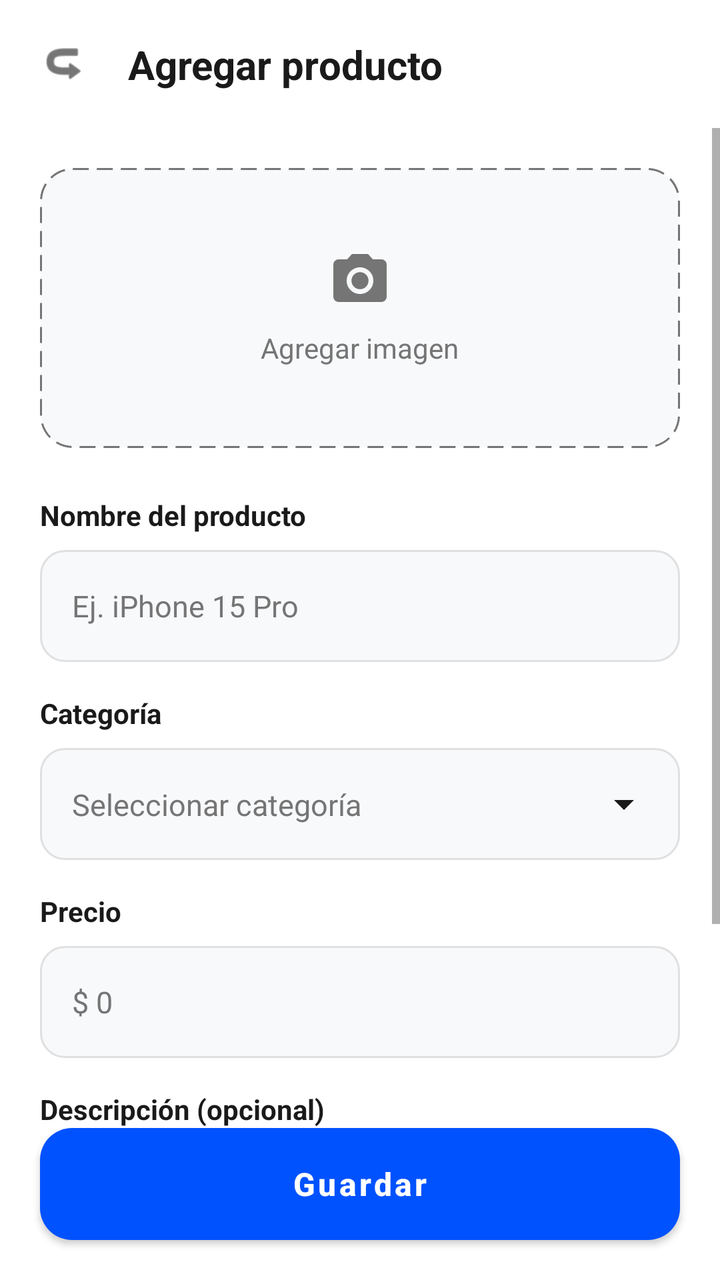
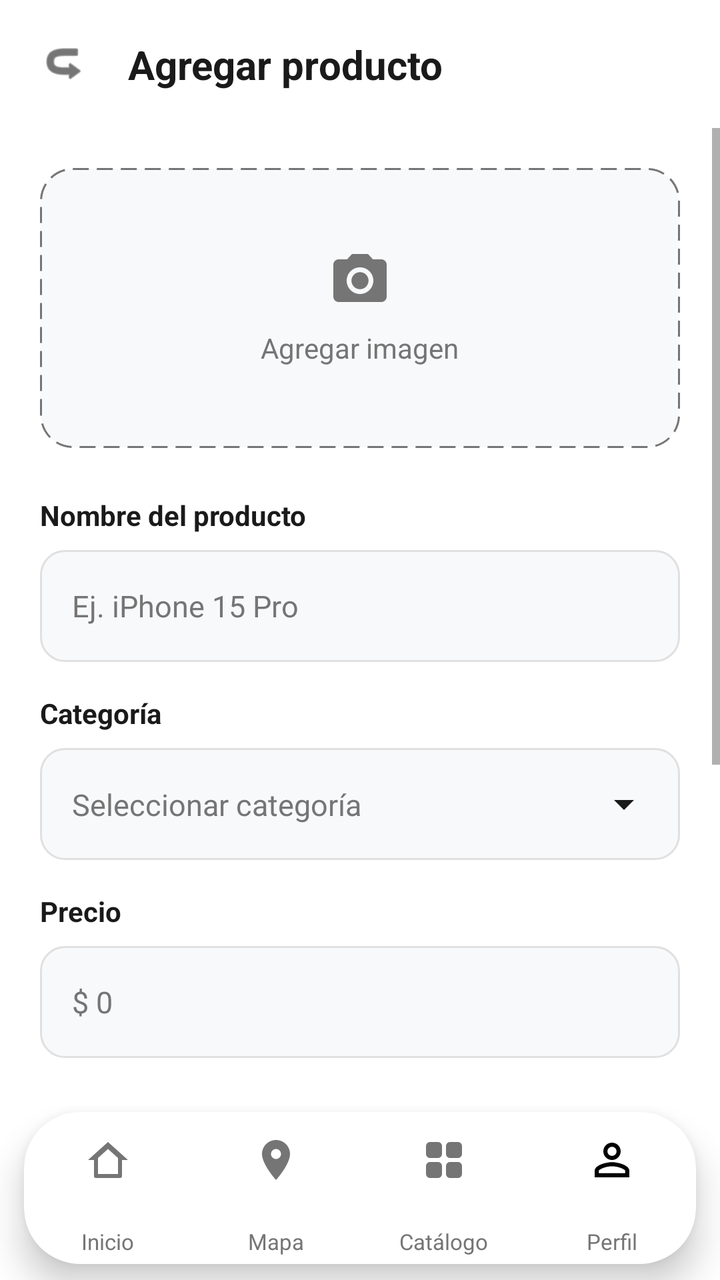

An Android layout rendered at two revisions. The XML below is the earlier revision; the diff shows what the commit changed to produce the second picture.
<!-- AndroidManifest.xml: application theme Theme.MyApplication -->
<!-- res/layout/add_product.xml -->
<?xml version="1.0" encoding="utf-8"?>
<androidx.constraintlayout.widget.ConstraintLayout xmlns:android="http://schemas.android.com/apk/res/android"
    xmlns:app="http://schemas.android.com/apk/res-auto"
    xmlns:tools="http://schemas.android.com/tools"
    android:id="@+id/main"
    android:layout_width="match_parent"
    android:layout_height="match_parent"
    android:background="@color/white"
    tools:context=".MainActivity12">

    
    <androidx.constraintlayout.widget.ConstraintLayout
        android:id="@+id/cl_top_bar"
        android:layout_width="match_parent"
        android:layout_height="64dp"
        android:paddingHorizontal="16dp"
        app:layout_constraintTop_toTopOf="parent">

        <ImageView
            android:id="@+id/iv_back"
            android:layout_width="32dp"
            android:layout_height="32dp"
            android:padding="4dp"
            android:src="@android:drawable/ic_menu_revert"
            app:layout_constraintBottom_toBottomOf="parent"
            app:layout_constraintStart_toStartOf="parent"
            app:layout_constraintTop_toTopOf="parent"
            app:tint="@color/text_black"
            android:contentDescription="@null"
            android:rotation="180"/>

        <TextView
            android:id="@+id/tv_header_title"
            android:layout_width="wrap_content"
            android:layout_height="wrap_content"
            android:layout_marginStart="16dp"
            android:text="@string/add_product_title"
            android:textColor="@color/text_black"
            android:textSize="20sp"
            android:textStyle="bold"
            app:layout_constraintBottom_toBottomOf="parent"
            app:layout_constraintStart_toEndOf="@id/iv_back"
            app:layout_constraintTop_toTopOf="parent" />

    </androidx.constraintlayout.widget.ConstraintLayout>

    <ScrollView
        android:layout_width="match_parent"
        android:layout_height="0dp"
        android:fillViewport="true"
        app:layout_constraintBottom_toTopOf="@id/btn_save_product"
        app:layout_constraintTop_toBottomOf="@id/cl_top_bar">

        <LinearLayout
            android:layout_width="match_parent"
            android:layout_height="wrap_content"
            android:orientation="vertical"
            android:padding="20dp">

            
            <LinearLayout
                android:id="@+id/ll_upload_image"
                android:layout_width="match_parent"
                android:layout_height="140dp"
                android:background="@drawable/bg_image_upload"
                android:gravity="center"
                android:orientation="vertical">

                <ImageView
                    android:id="@+id/image_camara"
                    android:layout_width="32dp"
                    android:layout_height="32dp"
                    android:src="@drawable/ic_camera"
                    app:tint="@color/text_grey"
                    android:contentDescription="@null" />

                <TextView
                    android:id="@+id/tv_add_image"
                    android:layout_width="wrap_content"
                    android:layout_height="wrap_content"
                    android:layout_marginTop="8dp"
                    android:text="@string/add_image"
                    android:textColor="@color/text_grey"
                    android:textSize="14sp" />
            </LinearLayout>

            
            <TextView
                android:layout_width="wrap_content"
                android:layout_height="wrap_content"
                android:layout_marginTop="24dp"
                android:text="@string/label_product_name"
                android:textColor="@color/text_black"
                android:textSize="14sp"
                android:textStyle="bold" />

            <EditText
                android:id="@+id/textBox_name"
                android:layout_width="match_parent"
                android:layout_height="56dp"
                android:layout_marginTop="8dp"
                android:background="@drawable/bg_input"
                android:hint="@string/hint_product_name"
                android:inputType="textPersonName"
                android:paddingHorizontal="16dp"
                android:textColor="@color/text_black"
                android:textColorHint="@color/text_grey"
                android:textSize="15sp"
                android:importantForAutofill="no" />

            
            <TextView
                android:layout_width="wrap_content"
                android:layout_height="wrap_content"
                android:layout_marginTop="16dp"
                android:text="@string/label_category"
                android:textColor="@color/text_black"
                android:textSize="14sp"
                android:textStyle="bold" />

            <androidx.constraintlayout.widget.ConstraintLayout
                android:id="@+id/combo_category"
                android:layout_width="match_parent"
                android:layout_height="56dp"
                android:layout_marginTop="8dp"
                android:background="@drawable/bg_input"
                android:paddingHorizontal="16dp">

                <TextView
                    android:id="@+id/tv_selected_category"
                    android:layout_width="0dp"
                    android:layout_height="wrap_content"
                    android:text="@string/hint_category"
                    android:textColor="@color/text_grey"
                    android:textSize="15sp"
                    app:layout_constraintBottom_toBottomOf="parent"
                    app:layout_constraintEnd_toStartOf="@+id/iv_arrow"
                    app:layout_constraintStart_toStartOf="parent"
                    app:layout_constraintTop_toTopOf="parent" />

                <ImageView
                    android:id="@+id/iv_arrow"
                    android:layout_width="24dp"
                    android:layout_height="24dp"
                    android:src="@drawable/ic_arrow_drop_down"
                    app:layout_constraintBottom_toBottomOf="parent"
                    app:layout_constraintEnd_toEndOf="parent"
                    app:layout_constraintTop_toTopOf="parent"
                    app:tint="@color/text_black"
                    android:contentDescription="@null" />
            </androidx.constraintlayout.widget.ConstraintLayout>

            
            <TextView
                android:layout_width="wrap_content"
                android:layout_height="wrap_content"
                android:layout_marginTop="16dp"
                android:text="@string/label_price"
                android:textColor="@color/text_black"
                android:textSize="14sp"
                android:textStyle="bold" />

            <EditText
                android:id="@+id/textBox_price"
                android:layout_width="match_parent"
                android:layout_height="56dp"
                android:layout_marginTop="8dp"
                android:background="@drawable/bg_input"
                android:hint="@string/hint_price"
                android:inputType="numberDecimal"
                android:paddingHorizontal="16dp"
                android:textColor="@color/text_black"
                android:textColorHint="@color/text_grey"
                android:textSize="15sp"
                android:importantForAutofill="no" />

            
            <TextView
                android:layout_width="wrap_content"
                android:layout_height="wrap_content"
                android:layout_marginTop="16dp"
                android:text="@string/label_description"
                android:textColor="@color/text_black"
                android:textSize="14sp"
                android:textStyle="bold" />

            <EditText
                android:id="@+id/textBox_description"
                android:layout_width="match_parent"
                android:layout_height="wrap_content"
                android:layout_marginTop="8dp"
                android:background="@drawable/bg_input"
                android:gravity="top"
                android:hint="@string/hint_description"
                android:inputType="textMultiLine"
                android:minHeight="100dp"
                android:padding="16dp"
                android:textColor="@color/text_black"
                android:textColorHint="@color/text_grey"
                android:textSize="15sp"
                android:importantForAutofill="no" />

        </LinearLayout>
    </ScrollView>

    <Button
        android:id="@+id/btn_save_product"
        android:layout_width="match_parent"
        android:layout_height="56dp"
        android:layout_margin="20dp"
        android:background="@drawable/bg_button"
        android:text="@string/btn_save"
        android:textAllCaps="false"
        android:textColor="@color/white"
        android:textSize="16sp"
        android:textStyle="bold"
        app:backgroundTint="@null"
        app:layout_constraintBottom_toBottomOf="parent" />

</androidx.constraintlayout.widget.ConstraintLayout>
<!-- resources referenced by this layout -->
<resources>
  <style name="Theme.MyApplication" parent="Theme.MaterialComponents.DayNight.NoActionBar">
          
          <item name="colorPrimary">@color/purple_500</item>
          <item name="colorPrimaryVariant">@color/purple_700</item>
          <item name="colorOnPrimary">@color/white</item>
          
          <item name="colorSecondary">@color/teal_200</item>
          <item name="colorSecondaryVariant">@color/teal_700</item>
          <item name="colorOnSecondary">@color/black</item>
          
          <item name="android:statusBarColor">?attr/colorPrimaryVariant</item>
          
          <item name="android:editTextColor">@color/text_black</item>
          <item name="android:textColorPrimary">@color/text_black</item>
          
      </style>
  <!-- unchanged entries left out for length: 26 -->
</resources>

<!-- the commit's change to res/layout/add_product.xml (unified diff, before → after) -->
@@ -5,7 +5,6 @@
     android:id="@+id/main"
     android:layout_width="match_parent"
     android:layout_height="match_parent"
-    android:background="@color/white"
     tools:context=".MainActivity12">
 
     
@@ -48,7 +47,7 @@
         android:layout_width="match_parent"
         android:layout_height="0dp"
         android:fillViewport="true"
-        app:layout_constraintBottom_toTopOf="@id/btn_save_product"
+        app:layout_constraintBottom_toTopOf="@id/custom_bottom_nav"
         app:layout_constraintTop_toBottomOf="@id/cl_top_bar">
 
         <LinearLayout
@@ -200,21 +199,354 @@
                 android:textSize="15sp"
                 android:importantForAutofill="no" />
 
+            <Button
+                android:id="@+id/btn_save_product"
+                android:layout_width="match_parent"
+                android:layout_height="56dp"
+                android:layout_marginTop="24dp"
+                android:layout_marginBottom="16dp"
+                android:background="@drawable/bg_button"
+                android:text="@string/btn_save"
+                android:textAllCaps="false"
+                android:textColor="@color/white"
+                android:textSize="16sp"
+                android:textStyle="bold"
+                app:backgroundTint="@null" />
+
         </LinearLayout>
     </ScrollView>
 
-    <Button
-        android:id="@+id/btn_save_product"
+    
+    <include
+        android:id="@+id/custom_bottom_nav"
+        layout="@layout/layout_custom_bottom_nav"
         android:layout_width="match_parent"
-        android:layout_height="56dp"
-        android:layout_margin="20dp"
-        android:background="@drawable/bg_button"
-        android:text="@string/btn_save"
-        android:textAllCaps="false"
-        android:textColor="@color/white"
-        android:textSize="16sp"
-        android:textStyle="bold"
-        app:backgroundTint="@null"
-        app:layout_constraintBottom_toBottomOf="parent" />
+        android:layout_height="96dp"
+        app:layout_constraintBottom_toBottomOf="parent"
+        app:layout_constraintEnd_toEndOf="parent"
+        app:layout_constraintStart_toStartOf="parent" />
 
 </androidx.constraintlayout.widget.ConstraintLayout>
+<!-- res/layout/layout_custom_bottom_nav.xml (included above) -->
+<?xml version="1.0" encoding="utf-8"?>
+<FrameLayout xmlns:android="http://schemas.android.com/apk/res/android"
+    xmlns:app="http://schemas.android.com/apk/res-auto"
+    xmlns:tools="http://schemas.android.com/tools"
+    android:id="@+id/custom_bottom_nav"
+    android:layout_width="match_parent"
+    android:layout_height="96dp"
+    android:clipChildren="false"
+    android:clipToPadding="false"
+    tools:ignore="MergeRootFrame">
+
+    
+    <androidx.cardview.widget.CardView
+        android:id="@+id/cv_nav_bar"
+        android:layout_width="match_parent"
+        android:layout_height="76dp"
+        android:layout_gravity="bottom"
+        android:layout_marginStart="12dp"
+        android:layout_marginEnd="12dp"
+        android:layout_marginBottom="8dp"
+        app:cardBackgroundColor="@color/nav_bar_surface"
+        app:cardCornerRadius="28dp"
+        app:cardElevation="10dp"
+        app:cardMaxElevation="14dp"
+        app:cardPreventCornerOverlap="false">
+
+        <LinearLayout
+            android:layout_width="match_parent"
+            android:layout_height="match_parent"
+            android:baselineAligned="false"
+            android:orientation="horizontal"
+            android:weightSum="4">
+
+            
+            <FrameLayout
+                android:id="@+id/tab_home"
+                android:layout_width="0dp"
+                android:layout_height="match_parent"
+                android:layout_weight="1"
+                android:background="?attr/selectableItemBackgroundBorderless"
+                android:clickable="true"
+                android:clipChildren="false"
+                android:clipToPadding="false"
+                android:focusable="true">
+
+                
+                <View
+                    android:id="@+id/v_home_ring"
+                    android:layout_width="54dp"
+                    android:layout_height="54dp"
+                    android:layout_gravity="center_horizontal|top"
+                    android:layout_marginTop="0dp"
+                    android:background="@drawable/bg_nav_active_ring"
+                    android:elevation="6dp"
+                    android:visibility="gone"
+                    tools:visibility="visible" />
+
+                
+                <FrameLayout
+                    android:id="@+id/fl_home_icon_container"
+                    android:layout_width="46dp"
+                    android:layout_height="46dp"
+                    android:layout_gravity="center_horizontal|top"
+                    android:layout_marginTop="4dp"
+                    android:background="@drawable/bg_nav_active_circle"
+                    android:elevation="8dp"
+                    android:visibility="gone"
+                    tools:visibility="visible">
+
+                    <ImageView
+                        android:id="@+id/iv_home_active_icon"
+                        android:layout_width="24dp"
+                        android:layout_height="24dp"
+                        android:layout_gravity="center"
+                        android:contentDescription="@string/nav_home"
+                        android:src="@drawable/ic_nav_home"
+                        app:tint="@color/white" />
+                </FrameLayout>
+
+                
+                <ImageView
+                    android:id="@+id/iv_home_inactive_icon"
+                    android:layout_width="24dp"
+                    android:layout_height="24dp"
+                    android:layout_gravity="center_horizontal|top"
+                    android:layout_marginTop="12dp"
+                    android:contentDescription="@string/nav_home"
+                    android:src="@drawable/ic_nav_home"
+                    app:tint="@color/text_grey" />
+
+                
+                <TextView
+                    android:id="@+id/tv_home_label"
+                    android:layout_width="wrap_content"
+                    android:layout_height="wrap_content"
+                    android:layout_gravity="center_horizontal|bottom"
+                    android:layout_marginBottom="4dp"
+                    android:text="@string/nav_home"
+                    android:textColor="@color/text_grey"
+                    android:textSize="11sp"
+                    android:textStyle="normal" />
+
+            </FrameLayout>
+
+            
+            <FrameLayout
+                android:id="@+id/tab_map"
+                android:layout_width="0dp"
+                android:layout_height="match_parent"
+                android:layout_weight="1"
+                android:background="?attr/selectableItemBackgroundBorderless"
+                android:clickable="true"
+                android:clipChildren="false"
+                android:clipToPadding="false"
+                android:focusable="true">
+
+                
+                <View
+                    android:id="@+id/v_map_ring"
+                    android:layout_width="54dp"
+                    android:layout_height="54dp"
+                    android:layout_gravity="center_horizontal|top"
+                    android:layout_marginTop="0dp"
+                    android:background="@drawable/bg_nav_active_ring"
+                    android:elevation="6dp"
+                    android:visibility="gone"
+                    tools:visibility="gone" />
+
+                
+                <FrameLayout
+                    android:id="@+id/fl_map_icon_container"
+                    android:layout_width="46dp"
+                    android:layout_height="46dp"
+                    android:layout_gravity="center_horizontal|top"
+                    android:layout_marginTop="4dp"
+                    android:background="@drawable/bg_nav_active_circle"
+                    android:elevation="8dp"
+                    android:visibility="gone"
+                    tools:visibility="gone">
+
+                    <ImageView
+                        android:id="@+id/iv_map_active_icon"
+                        android:layout_width="24dp"
+                        android:layout_height="24dp"
+                        android:layout_gravity="center"
+                        android:contentDescription="@string/nav_map"
+                        android:src="@drawable/ic_nav_map"
+                        app:tint="@color/white" />
+                </FrameLayout>
+
+                
+                <ImageView
+                    android:id="@+id/iv_map_inactive_icon"
+                    android:layout_width="24dp"
+                    android:layout_height="24dp"
+                    android:layout_gravity="center_horizontal|top"
+                    android:layout_marginTop="12dp"
+                    android:contentDescription="@string/nav_map"
+                    android:src="@drawable/ic_nav_map"
+                    app:tint="@color/text_grey" />
+
+                
+                <TextView
+                    android:id="@+id/tv_map_label"
+                    android:layout_width="wrap_content"
+                    android:layout_height="wrap_content"
+                    android:layout_gravity="center_horizontal|bottom"
+                    android:layout_marginBottom="4dp"
+                    android:text="@string/nav_map"
+                    android:textColor="@color/text_grey"
+                    android:textSize="11sp"
+                    android:textStyle="normal" />
+
+            </FrameLayout>
+
+            
+            <FrameLayout
+                android:id="@+id/tab_catalog"
+                android:layout_width="0dp"
+                android:layout_height="match_parent"
+                android:layout_weight="1"
+                android:background="?attr/selectableItemBackgroundBorderless"
+                android:clickable="true"
+                android:clipChildren="false"
+                android:clipToPadding="false"
+                android:focusable="true">
+
+                
+                <View
+                    android:id="@+id/v_catalog_ring"
+                    android:layout_width="54dp"
+                    android:layout_height="54dp"
+                    android:layout_gravity="center_horizontal|top"
+                    android:layout_marginTop="0dp"
+                    android:background="@drawable/bg_nav_active_ring"
+                    android:elevation="6dp"
+                    android:visibility="gone"
+                    tools:visibility="gone" />
+
+                
+                <FrameLayout
+                    android:id="@+id/fl_catalog_icon_container"
+                    android:layout_width="46dp"
+                    android:layout_height="46dp"
+                    android:layout_gravity="center_horizontal|top"
+                    android:layout_marginTop="4dp"
+                    android:background="@drawable/bg_nav_active_circle"
+                    android:elevation="8dp"
+                    android:visibility="gone"
+                    tools:visibility="gone">
+
+                    <ImageView
+                        android:id="@+id/iv_catalog_active_icon"
+                        android:layout_width="24dp"
+                        android:layout_height="24dp"
+                        android:layout_gravity="center"
+                        android:contentDescription="@string/nav_catalog"
+                        android:src="@drawable/ic_nav_catalog"
+                        app:tint="@color/white" />
+                </FrameLayout>
+
+                
+                <ImageView
+                    android:id="@+id/iv_catalog_inactive_icon"
+                    android:layout_width="24dp"
+                    android:layout_height="24dp"
+                    android:layout_gravity="center_horizontal|top"
+                    android:layout_marginTop="12dp"
+                    android:contentDescription="@string/nav_catalog"
+                    android:src="@drawable/ic_nav_catalog"
+                    app:tint="@color/text_grey" />
+
+                
+                <TextView
+                    android:id="@+id/tv_catalog_label"
+                    android:layout_width="wrap_content"
+                    android:layout_height="wrap_content"
+                    android:layout_gravity="center_horizontal|bottom"
+                    android:layout_marginBottom="4dp"
+                    android:text="@string/nav_catalog"
+                    android:textColor="@color/text_grey"
+                    android:textSize="11sp"
+                    android:textStyle="normal" />
+
+            </FrameLayout>
+
+            
+            <FrameLayout
+                android:id="@+id/tab_profile"
+                android:layout_width="0dp"
+                android:layout_height="match_parent"
+                android:layout_weight="1"
+                android:background="?attr/selectableItemBackgroundBorderless"
+                android:clickable="true"
+                android:clipChildren="false"
+                android:clipToPadding="false"
+                android:focusable="true">
+
+                
+                <View
+                    android:id="@+id/v_profile_ring"
+                    android:layout_width="54dp"
+                    android:layout_height="54dp"
+                    android:layout_gravity="center_horizontal|top"
+                    android:layout_marginTop="0dp"
+                    android:background="@drawable/bg_nav_active_ring"
+                    android:elevation="6dp"
+                    android:visibility="gone"
+                    tools:visibility="gone" />
+
+                
+                <FrameLayout
+                    android:id="@+id/fl_profile_icon_container"
+                    android:layout_width="46dp"
+                    android:layout_height="46dp"
+                    android:layout_gravity="center_horizontal|top"
+                    android:layout_marginTop="4dp"
+                    android:background="@drawable/bg_nav_active_circle"
+                    android:elevation="8dp"
+                    android:padding="3dp"
+                    android:visibility="gone"
+                    tools:visibility="gone">
+
+                    <com.google.android.material.imageview.ShapeableImageView
+                        android:id="@+id/iv_profile_active_avatar"
+                        android:layout_width="match_parent"
+                        android:layout_height="match_parent"
+                        android:contentDescription="@string/nav_profile"
+                        android:scaleType="centerCrop"
+                        android:src="@drawable/ic_person_outline"
+                        app:shapeAppearanceOverlay="@style/ShapeAppearance.App.Circle" />
+                </FrameLayout>
+
+                
+                <com.google.android.material.imageview.ShapeableImageView
+                    android:id="@+id/iv_profile_inactive_avatar"
+                    android:layout_width="26dp"
+                    android:layout_height="26dp"
+                    android:layout_gravity="center_horizontal|top"
+                    android:layout_marginTop="11dp"
+                    android:contentDescription="@string/nav_profile"
+                    android:scaleType="centerCrop"
+                    android:src="@drawable/ic_person_outline"
+                    app:shapeAppearanceOverlay="@style/ShapeAppearance.App.Circle" />
+
+                
+                <TextView
+                    android:id="@+id/tv_profile_label"
+                    android:layout_width="wrap_content"
+                    android:layout_height="wrap_content"
+                    android:layout_gravity="center_horizontal|bottom"
+                    android:layout_marginBottom="4dp"
+                    android:text="@string/nav_profile"
+                    android:textColor="@color/text_grey"
+                    android:textSize="11sp"
+                    android:textStyle="normal" />
+
+            </FrameLayout>
+
+        </LinearLayout>
+    </androidx.cardview.widget.CardView>
+</FrameLayout>
<!-- resource entries referenced after the edit -->
@@ -1,5 +1,69 @@
 <!-- resources referenced by this layout -->
 <resources>
+  <color name="nav_bar_surface">#FFFFFF</color>
+  <!-- drawable bg_nav_active_circle (drawable) -->
+  <?xml version="1.0" encoding="utf-8"?>
+  <shape xmlns:android="http://schemas.android.com/apk/res/android"
+      android:shape="oval">
+      <gradient
+          android:angle="135"
+          android:endColor="#0066FF"
+          android:startColor="#0B57CF"
+          android:type="linear" />
+  </shape>
+  <!-- drawable bg_nav_active_ring (drawable) -->
+  <?xml version="1.0" encoding="utf-8"?>
+  <shape xmlns:android="http://schemas.android.com/apk/res/android"
+      android:shape="oval">
+      <solid android:color="@color/surface_background" />
+  </shape>
+  <!-- drawable ic_nav_catalog (drawable) -->
+  <vector xmlns:android="http://schemas.android.com/apk/res/android"
+      android:width="24dp"
+      android:height="24dp"
+      android:viewportWidth="24"
+      android:viewportHeight="24">
+      <path
+          android:fillColor="#FF000000"
+          android:pathData="M3,5A2,2 0 0,1 5,3H9A2,2 0 0,1 11,5V9A2,2 0 0,1 9,11H5A2,2 0 0,1 3,9V5M13,5A2,2 0 0,1 15,3H19A2,2 0 0,1 21,5V9A2,2 0 0,1 19,11H15A2,2 0 0,1 13,9V5M3,15A2,2 0 0,1 5,13H9A2,2 0 0,1 11,15V19A2,2 0 0,1 9,21H5A2,2 0 0,1 3,19V15M13,15A2,2 0 0,1 15,13H19A2,2 0 0,1 21,15V19A2,2 0 0,1 19,21H15A2,2 0 0,1 13,19V15Z" />
+  </vector>
+  <!-- drawable ic_nav_home (drawable) -->
+  <vector xmlns:android="http://schemas.android.com/apk/res/android"
+      android:width="24dp"
+      android:height="24dp"
+      android:viewportWidth="24"
+      android:viewportHeight="24">
+      <path
+          android:fillColor="#FF000000"
+          android:pathData="M12,3L2,12h3v8a1,1 0 0,0 1,1h12a1,1 0 0,0 1,-1v-8h3L12,3z M17,19H7v-8l5,-4.5l5,4.5v8z" />
+  </vector>
+  <!-- drawable ic_nav_map (drawable) -->
+  <vector xmlns:android="http://schemas.android.com/apk/res/android"
+      android:width="24dp"
+      android:height="24dp"
+      android:viewportWidth="24"
+      android:viewportHeight="24">
+      <path
+          android:fillColor="#FF000000"
+          android:pathData="M12,2C8.13,2 5,5.13 5,9c0,5.25 7,13 7,13s7,-7.75 7,-13c0,-3.87 -3.13,-7 -7,-7zM12,11.5c-1.38,0 -2.5,-1.12 -2.5,-2.5s1.12,-2.5 2.5,-2.5 2.5,1.12 2.5,2.5 -1.12,2.5 -2.5,2.5z" />
+  </vector>
+  <!-- drawable ic_person_outline (drawable) -->
+  <vector xmlns:android="http://schemas.android.com/apk/res/android"
+      android:width="24dp"
+      android:height="24dp"
+      android:viewportWidth="24"
+      android:viewportHeight="24">
+      <path
+          android:fillColor="#000000"
+          android:pathData="M12,5.9c1.16,0 2.1,0.94 2.1,2.1s-0.94,2.1 -2.1,2.1S9.9,9.16 9.9,8S10.84,5.9 12,5.9M12,14.9c2.97,0 6.1,1.46 6.1,2.1v1.1H5.9V17c0,-0.64 3.13,-2.1 6.1,-2.1M12,4C9.79,4 8,5.79 8,8s1.79,4 4,4s4,-1.79 4,-4s-1.79,-4 -4,-4zM12,13c-2.67,0 -8,1.34 -8,4v3h16v-3C20,14.34 14.67,13 12,13z" />
+  </vector>
+  <string name="nav_catalog">Catálogo</string>
+  <string name="nav_home">Inicio</string>
+  <string name="nav_map">Mapa</string>
+  <string name="nav_profile">Perfil</string>
+  <style name="ShapeAppearance.App.Circle" parent="ShapeAppearance.MaterialComponents.SmallComponent">
+          <item name="cornerSize">50%</item>
+      </style>
   <style name="Theme.MyApplication" parent="Theme.MaterialComponents.DayNight.NoActionBar">
           
           <item name="colorPrimary">@color/purple_500</item>
@@ -11,11 +75,21 @@
           <item name="colorOnSecondary">@color/black</item>
           
           <item name="android:statusBarColor">?attr/colorPrimaryVariant</item>
+          <item name="android:windowBackground">@color/surface_background</item>
           
           <item name="android:editTextColor">@color/text_black</item>
           <item name="android:textColorPrimary">@color/text_black</item>
+          <item name="materialButtonStyle">@style/Widget.TechnoCat.Button</item>
           
       </style>
+  <color name="surface_background">#FFFFFF</color>
+  <style name="Widget.TechnoCat.Button" parent="Widget.MaterialComponents.Button">
+          <item name="android:elevation">5dp</item>
+          <item name="android:outlineSpotShadowColor">@color/brand_blue</item>
+          <item name="android:outlineAmbientShadowColor">@color/brand_blue</item>
+          <item name="rippleColor">@color/button_ripple</item>
+      </style>
+  <color name="button_ripple">#330052FF</color>
   <!-- unchanged entries left out for length: 26 -->
 </resources>
 
